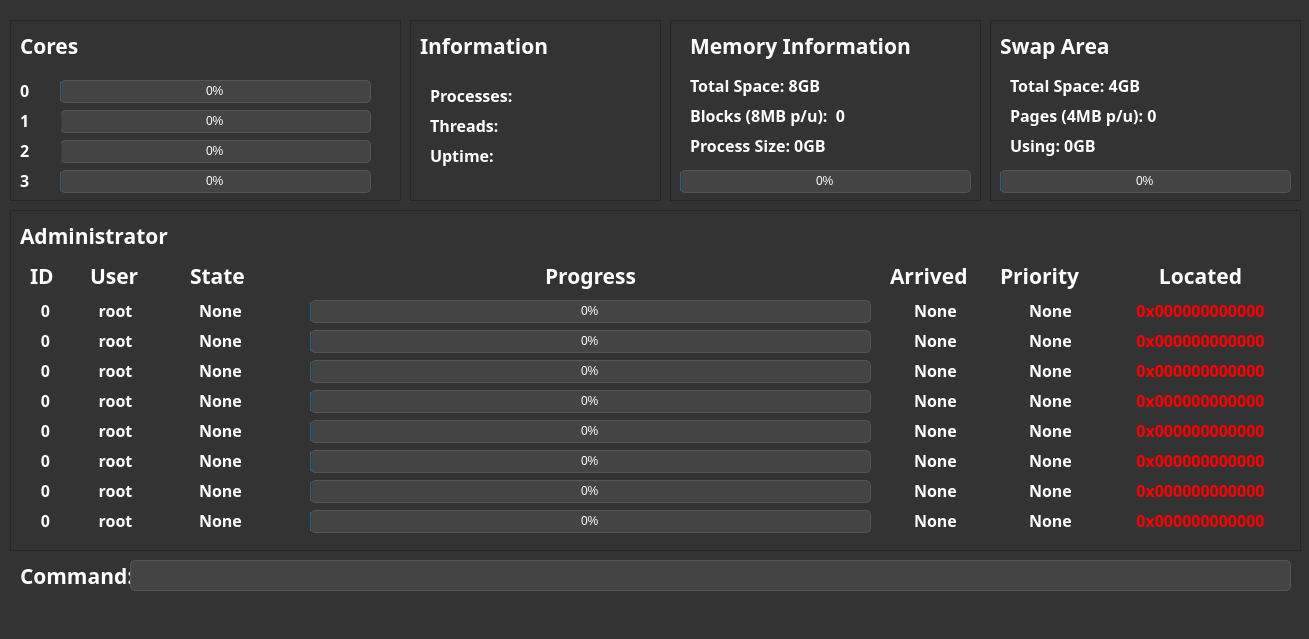
First picture: the form in process_visualizer/graphics/window_updated.ui, repository Thorns-H/os_sumulation_tools, before the edit.
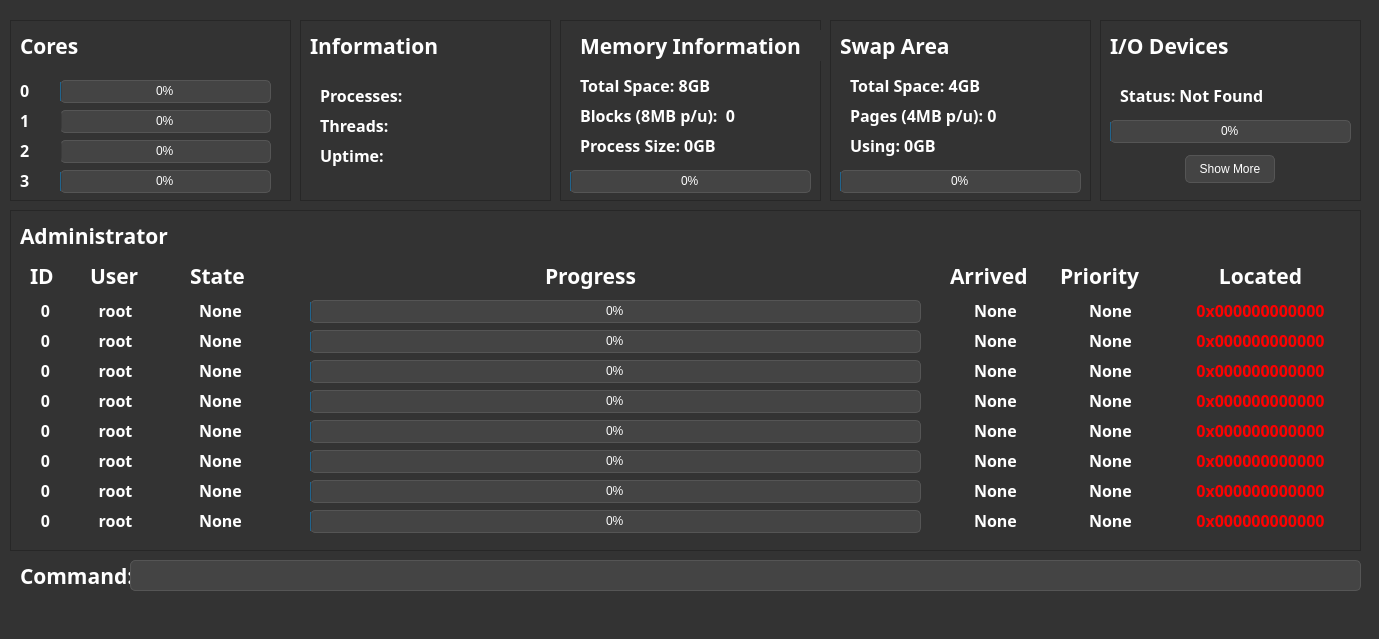
Second picture: the form after the edit.

Commit message: Added i/o devices simulation

The edit to the form file:
```diff
--- a/process_visualizer/graphics/window_updated.ui
+++ b/process_visualizer/graphics/window_updated.ui
@@ -6,7 +6,7 @@
    <rect>
     <x>0</x>
     <y>0</y>
-    <width>1309</width>
+    <width>1379</width>
     <height>639</height>
    </rect>
   </property>
@@ -166,7 +166,7 @@
      <rect>
       <x>10</x>
       <y>20</y>
-      <width>391</width>
+      <width>281</width>
       <height>181</height>
      </rect>
     </property>
@@ -181,7 +181,7 @@
       <rect>
        <x>50</x>
        <y>120</y>
-       <width>311</width>
+       <width>211</width>
        <height>23</height>
       </rect>
      </property>
@@ -194,7 +194,7 @@
       <rect>
        <x>50</x>
        <y>150</y>
-       <width>311</width>
+       <width>211</width>
        <height>23</height>
       </rect>
      </property>
@@ -207,7 +207,7 @@
       <rect>
        <x>50</x>
        <y>60</y>
-       <width>311</width>
+       <width>211</width>
        <height>23</height>
       </rect>
      </property>
@@ -220,7 +220,7 @@
       <rect>
        <x>50</x>
        <y>90</y>
-       <width>311</width>
+       <width>211</width>
        <height>23</height>
       </rect>
      </property>
@@ -337,7 +337,7 @@
    <widget class="QFrame" name="frame_2">
     <property name="geometry">
      <rect>
-      <x>410</x>
+      <x>300</x>
       <y>20</y>
       <width>251</width>
       <height>181</height>
@@ -439,7 +439,7 @@
      <rect>
       <x>10</x>
       <y>210</y>
-      <width>1291</width>
+      <width>1351</width>
       <height>341</height>
      </rect>
     </property>
@@ -1114,7 +1114,7 @@
       <rect>
        <x>300</x>
        <y>90</y>
-       <width>561</width>
+       <width>611</width>
        <height>23</height>
       </rect>
      </property>
@@ -1127,7 +1127,7 @@
       <rect>
        <x>300</x>
        <y>120</y>
-       <width>561</width>
+       <width>611</width>
        <height>23</height>
       </rect>
      </property>
@@ -1140,7 +1140,7 @@
       <rect>
        <x>300</x>
        <y>150</y>
-       <width>561</width>
+       <width>611</width>
        <height>23</height>
       </rect>
      </property>
@@ -1153,7 +1153,7 @@
       <rect>
        <x>300</x>
        <y>180</y>
-       <width>561</width>
+       <width>611</width>
        <height>23</height>
       </rect>
      </property>
@@ -1166,7 +1166,7 @@
       <rect>
        <x>300</x>
        <y>210</y>
-       <width>561</width>
+       <width>611</width>
        <height>23</height>
       </rect>
      </property>
@@ -1179,7 +1179,7 @@
       <rect>
        <x>300</x>
        <y>240</y>
-       <width>561</width>
+       <width>611</width>
        <height>23</height>
       </rect>
      </property>
@@ -1192,7 +1192,7 @@
       <rect>
        <x>300</x>
        <y>270</y>
-       <width>561</width>
+       <width>611</width>
        <height>23</height>
       </rect>
      </property>
@@ -1205,7 +1205,7 @@
       <rect>
        <x>300</x>
        <y>300</y>
-       <width>561</width>
+       <width>611</width>
        <height>23</height>
       </rect>
      </property>
@@ -1240,7 +1240,7 @@
     <widget class="QLabel" name="arrive_label">
      <property name="geometry">
       <rect>
-       <x>880</x>
+       <x>940</x>
        <y>50</y>
        <width>91</width>
        <height>31</height>
@@ -1261,7 +1261,7 @@
     <widget class="QLabel" name="time_0">
      <property name="geometry">
       <rect>
-       <x>880</x>
+       <x>940</x>
        <y>90</y>
        <width>91</width>
        <height>21</height>
@@ -1285,7 +1285,7 @@
     <widget class="QLabel" name="time_1">
      <property name="geometry">
       <rect>
-       <x>880</x>
+       <x>940</x>
        <y>120</y>
        <width>91</width>
        <height>21</height>
@@ -1309,7 +1309,7 @@
     <widget class="QLabel" name="time_2">
      <property name="geometry">
       <rect>
-       <x>880</x>
+       <x>940</x>
        <y>150</y>
        <width>91</width>
        <height>21</height>
@@ -1333,7 +1333,7 @@
     <widget class="QLabel" name="time_3">
      <property name="geometry">
       <rect>
-       <x>880</x>
+       <x>940</x>
        <y>180</y>
        <width>91</width>
        <height>21</height>
@@ -1357,7 +1357,7 @@
     <widget class="QLabel" name="time_4">
      <property name="geometry">
       <rect>
-       <x>880</x>
+       <x>940</x>
        <y>210</y>
        <width>91</width>
        <height>21</height>
@@ -1381,7 +1381,7 @@
     <widget class="QLabel" name="time_5">
      <property name="geometry">
       <rect>
-       <x>880</x>
+       <x>940</x>
        <y>240</y>
        <width>91</width>
        <height>21</height>
@@ -1405,7 +1405,7 @@
     <widget class="QLabel" name="time_6">
      <property name="geometry">
       <rect>
-       <x>880</x>
+       <x>940</x>
        <y>270</y>
        <width>91</width>
        <height>21</height>
@@ -1429,7 +1429,7 @@
     <widget class="QLabel" name="time_7">
      <property name="geometry">
       <rect>
-       <x>880</x>
+       <x>940</x>
        <y>300</y>
        <width>91</width>
        <height>21</height>
@@ -1453,7 +1453,7 @@
     <widget class="QLabel" name="priority_label">
      <property name="geometry">
       <rect>
-       <x>990</x>
+       <x>1050</x>
        <y>50</y>
        <width>111</width>
        <height>31</height>
@@ -1474,7 +1474,7 @@
     <widget class="QLabel" name="priority_0">
      <property name="geometry">
       <rect>
-       <x>1000</x>
+       <x>1060</x>
        <y>90</y>
        <width>81</width>
        <height>21</height>
@@ -1498,7 +1498,7 @@
     <widget class="QLabel" name="priority_1">
      <property name="geometry">
       <rect>
-       <x>1000</x>
+       <x>1060</x>
        <y>120</y>
        <width>81</width>
        <height>21</height>
@@ -1522,7 +1522,7 @@
     <widget class="QLabel" name="priority_2">
      <property name="geometry">
       <rect>
-       <x>1000</x>
+       <x>1060</x>
        <y>150</y>
        <width>81</width>
        <height>21</height>
@@ -1546,7 +1546,7 @@
     <widget class="QLabel" name="priority_3">
      <property name="geometry">
       <rect>
-       <x>1000</x>
+       <x>1060</x>
        <y>180</y>
        <width>81</width>
        <height>21</height>
@@ -1570,7 +1570,7 @@
     <widget class="QLabel" name="priority_4">
      <property name="geometry">
       <rect>
-       <x>1000</x>
+       <x>1060</x>
        <y>210</y>
        <width>81</width>
        <height>21</height>
@@ -1594,7 +1594,7 @@
     <widget class="QLabel" name="priority_5">
      <property name="geometry">
       <rect>
-       <x>1000</x>
+       <x>1060</x>
        <y>240</y>
        <width>81</width>
        <height>21</height>
@@ -1618,7 +1618,7 @@
     <widget class="QLabel" name="priority_6">
      <property name="geometry">
       <rect>
-       <x>1000</x>
+       <x>1060</x>
        <y>270</y>
        <width>81</width>
        <height>21</height>
@@ -1642,7 +1642,7 @@
     <widget class="QLabel" name="priority_7">
      <property name="geometry">
       <rect>
-       <x>1000</x>
+       <x>1060</x>
        <y>300</y>
        <width>81</width>
        <height>21</height>
@@ -1666,7 +1666,7 @@
     <widget class="QLabel" name="located_label">
      <property name="geometry">
       <rect>
-       <x>1140</x>
+       <x>1200</x>
        <y>50</y>
        <width>101</width>
        <height>31</height>
@@ -1690,7 +1690,7 @@
     <widget class="QLabel" name="located_6">
      <property name="geometry">
       <rect>
-       <x>1100</x>
+       <x>1160</x>
        <y>270</y>
        <width>181</width>
        <height>21</height>
@@ -1717,7 +1717,7 @@
     <widget class="QLabel" name="located_2">
      <property name="geometry">
       <rect>
-       <x>1100</x>
+       <x>1160</x>
        <y>150</y>
        <width>181</width>
        <height>21</height>
@@ -1745,7 +1745,7 @@
     <widget class="QLabel" name="located_3">
      <property name="geometry">
       <rect>
-       <x>1100</x>
+       <x>1160</x>
        <y>180</y>
        <width>181</width>
        <height>21</height>
@@ -1772,7 +1772,7 @@
     <widget class="QLabel" name="located_5">
      <property name="geometry">
       <rect>
-       <x>1100</x>
+       <x>1160</x>
        <y>240</y>
        <width>181</width>
        <height>21</height>
@@ -1799,7 +1799,7 @@
     <widget class="QLabel" name="located_1">
      <property name="geometry">
       <rect>
-       <x>1100</x>
+       <x>1160</x>
        <y>120</y>
        <width>181</width>
        <height>21</height>
@@ -1826,7 +1826,7 @@
     <widget class="QLabel" name="located_0">
      <property name="geometry">
       <rect>
-       <x>1100</x>
+       <x>1160</x>
        <y>90</y>
        <width>181</width>
        <height>21</height>
@@ -1853,7 +1853,7 @@
     <widget class="QLabel" name="located_4">
      <property name="geometry">
       <rect>
-       <x>1100</x>
+       <x>1160</x>
        <y>210</y>
        <width>181</width>
        <height>21</height>
@@ -1880,7 +1880,7 @@
     <widget class="QLabel" name="located_7">
      <property name="geometry">
       <rect>
-       <x>1100</x>
+       <x>1160</x>
        <y>300</y>
        <width>181</width>
        <height>21</height>
@@ -1931,7 +1931,7 @@
      <rect>
       <x>130</x>
       <y>560</y>
-      <width>1161</width>
+      <width>1231</width>
       <height>31</height>
      </rect>
     </property>
@@ -1945,9 +1945,9 @@
    <widget class="QFrame" name="frame_4">
     <property name="geometry">
      <rect>
-      <x>670</x>
+      <x>560</x>
       <y>20</y>
-      <width>311</width>
+      <width>261</width>
       <height>181</height>
      </rect>
     </property>
@@ -1983,7 +1983,7 @@
       <rect>
        <x>20</x>
        <y>50</y>
-       <width>271</width>
+       <width>231</width>
        <height>31</height>
       </rect>
      </property>
@@ -2004,7 +2004,7 @@
       <rect>
        <x>20</x>
        <y>80</y>
-       <width>271</width>
+       <width>231</width>
        <height>31</height>
       </rect>
      </property>
@@ -2025,7 +2025,7 @@
       <rect>
        <x>20</x>
        <y>110</y>
-       <width>271</width>
+       <width>231</width>
        <height>31</height>
       </rect>
      </property>
@@ -2046,7 +2046,7 @@
       <rect>
        <x>10</x>
        <y>150</y>
-       <width>291</width>
+       <width>241</width>
        <height>23</height>
       </rect>
      </property>
@@ -2061,9 +2061,9 @@
    <widget class="QFrame" name="frame_5">
     <property name="geometry">
      <rect>
-      <x>990</x>
+      <x>830</x>
       <y>20</y>
-      <width>311</width>
+      <width>261</width>
       <height>181</height>
      </rect>
     </property>
@@ -2099,7 +2099,7 @@
       <rect>
        <x>10</x>
        <y>150</y>
-       <width>291</width>
+       <width>241</width>
        <height>23</height>
       </rect>
      </property>
@@ -2115,7 +2115,7 @@
       <rect>
        <x>20</x>
        <y>50</y>
-       <width>271</width>
+       <width>221</width>
        <height>31</height>
       </rect>
      </property>
@@ -2136,7 +2136,7 @@
       <rect>
        <x>20</x>
        <y>80</y>
-       <width>271</width>
+       <width>231</width>
        <height>31</height>
       </rect>
      </property>
@@ -2157,7 +2157,7 @@
       <rect>
        <x>20</x>
        <y>110</y>
-       <width>271</width>
+       <width>231</width>
        <height>31</height>
       </rect>
      </property>
@@ -2174,6 +2174,93 @@
      </property>
     </widget>
    </widget>
+   <widget class="QFrame" name="frame_6">
+    <property name="geometry">
+     <rect>
+      <x>1100</x>
+      <y>20</y>
+      <width>261</width>
+      <height>181</height>
+     </rect>
+    </property>
+    <property name="frameShape">
+     <enum>QFrame::StyledPanel</enum>
+    </property>
+    <property name="frameShadow">
+     <enum>QFrame::Raised</enum>
+    </property>
+    <widget class="QLabel" name="swap_label_4">
+     <property name="geometry">
+      <rect>
+       <x>10</x>
+       <y>10</y>
+       <width>171</width>
+       <height>31</height>
+      </rect>
+     </property>
+     <property name="font">
+      <font>
+       <family>JetBrains Mono</family>
+       <pointsize>16</pointsize>
+       <weight>75</weight>
+       <bold>true</bold>
+      </font>
+     </property>
+     <property name="text">
+      <string>I/O Devices</string>
+     </property>
+    </widget>
+    <widget class="QLabel" name="device_status">
+     <property name="geometry">
+      <rect>
+       <x>20</x>
+       <y>60</y>
+       <width>221</width>
+       <height>31</height>
+      </rect>
+     </property>
+     <property name="font">
+      <font>
+       <family>JetBrains Mono</family>
+       <pointsize>12</pointsize>
+       <weight>75</weight>
+       <bold>true</bold>
+      </font>
+     </property>
+     <property name="text">
+      <string>Status: Not Found</string>
+     </property>
+    </widget>
+    <widget class="QPushButton" name="show_devices">
+     <property name="geometry">
+      <rect>
+       <x>85</x>
+       <y>135</y>
+       <width>90</width>
+       <height>28</height>
+      </rect>
+     </property>
+     <property name="text">
+      <string>Show More</string>
+     </property>
+    </widget>
+    <widget class="QProgressBar" name="devices_usage">
+     <property name="geometry">
+      <rect>
+       <x>10</x>
+       <y>100</y>
+       <width>241</width>
+       <height>23</height>
+      </rect>
+     </property>
+     <property name="maximum">
+      <number>100</number>
+     </property>
+     <property name="value">
+      <number>0</number>
+     </property>
+    </widget>
+   </widget>
   </widget>
   <widget class="QMenuBar" name="menubar">
    <property name="geometry">
```
Left out of the diff: 2 changed lines with no effect on the pictures. The commit also changes 3 other files.
